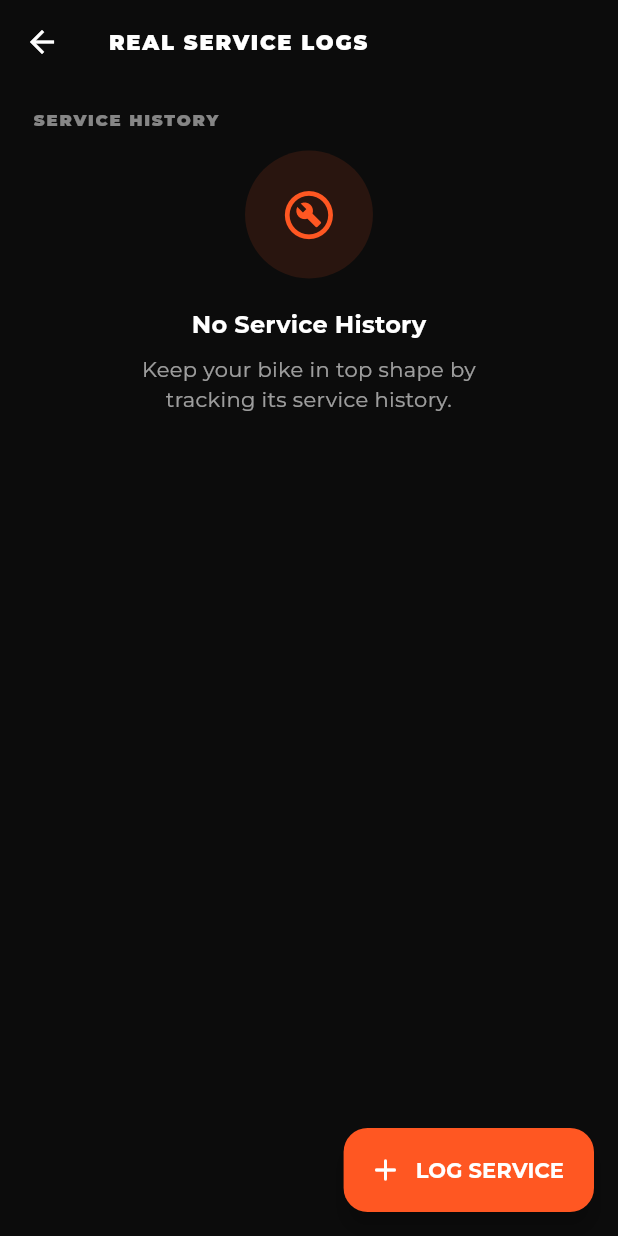
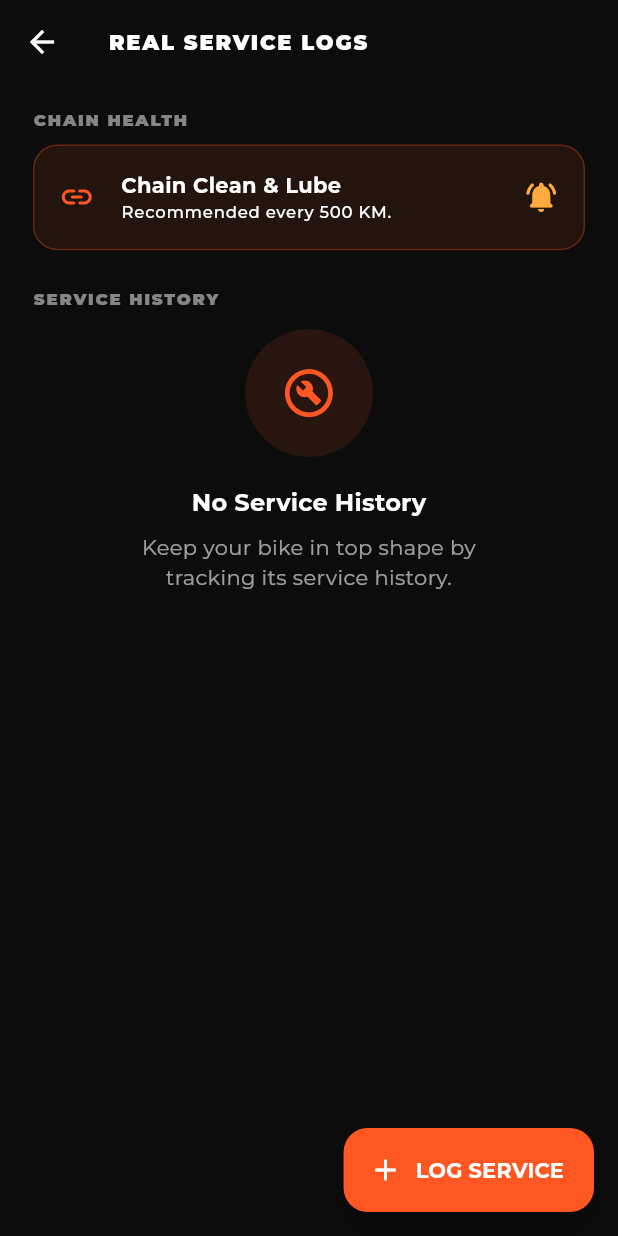
Before and after one commit to abhishekgupta2211/SyncUp, a Flutter app: the MaintenancePage screen opened directly, on a phone screen of 412 x 824 dp. Run offline on Flutter 3.47's test engine with Material 3 defaults, Android fonts, the phone set to English and light mode, and no system bars; our stand-ins replace cached_network_image, emoji_picker_flutter, firebase_core, firebase_messaging, flutter_animate, flutter_dotenv and 11 more; missing offline and left inert: record, zego_uikit, zego_uikit_prebuilt_call, zego_uikit_signaling_plugin; accounts and stored records are empty; network calls fail.

Commit message:
Feature 5: Added Chain Maintenance reminder in Service History

```diff
--- a/lib/features/profile/presentation/pages/maintenance_page.dart
+++ b/lib/features/profile/presentation/pages/maintenance_page.dart
@@ -115,8 +115,13 @@ class _MaintenancePageState extends State<MaintenancePage> {
                         _sectionTitle(theme, 'REMINDERS'),
                         SizedBox(height: 12.h),
                         const _ReminderCard(title: 'Oil Change Due', subtitle: 'At 12,500 KM', icon: Icons.timer_rounded),
-                        SizedBox(height: 24.h),
+                        SizedBox(height: 8.h),
                       ],
+                      // NEW: Chain health reminder
+                      _sectionTitle(theme, 'CHAIN HEALTH'),
+                      SizedBox(height: 8.h),
+                      const _ReminderCard(title: 'Chain Clean & Lube', subtitle: 'Recommended every 500 KM.', icon: Icons.link_rounded),
+                      SizedBox(height: 24.h),
                       _sectionTitle(theme, 'SERVICE HISTORY'),
                       SizedBox(height: 12.h),
                       if (_logs.isEmpty)
```
